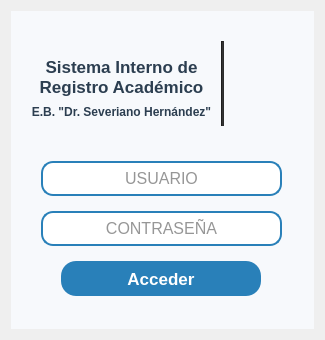
Above: resources/ui/login.ui from Proyecto-Uptjaa/Proyecto_SIRA before the change. Below: the same form after it.
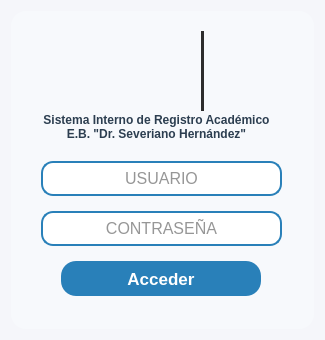
That is the form after the change. Icons and pictures are not drawn.

Commit message: feat: Nuevo logo

Diff of the .ui file:
```diff
--- a/resources/ui/login.ui
+++ b/resources/ui/login.ui
@@ -25,6 +25,10 @@
   <property name="windowTitle">
    <string>Dialog</string>
   </property>
+  <property name="styleSheet">
+   <string notr="true">background-color: #f5f6fa;
+border-radius: 15px;</string>
+  </property>
   <layout class="QVBoxLayout" name="verticalLayout">
    <item>
     <widget class="QWidget" name="widgetPrincipal" native="true">
@@ -39,15 +43,21 @@
     padding: 3px 8px;
     background-color: white;
 	color: #2d2d2d;
+}
+QLabel{
+	background-color: transparent;
 }</string>
      </property>
      <widget class="QLabel" name="lblTitulo_login">
+      <property name="enabled">
+       <bool>true</bool>
+      </property>
       <property name="geometry">
        <rect>
         <x>20</x>
-        <y>40</y>
-        <width>181</width>
-        <height>51</height>
+        <y>30</y>
+        <width>161</width>
+        <height>61</height>
        </rect>
       </property>
       <property name="minimumSize">
@@ -70,27 +80,31 @@
        </font>
       </property>
       <property name="styleSheet">
-       <string notr="true">QLabel {
-    color: #2c3e50; 
-}</string>
+       <string notr="true"/>
       </property>
       <property name="text">
-       <string>Sistema Interno de Registro Académico</string>
+       <string/>
+      </property>
+      <property name="pixmap">
+       <pixmap resource="../icons/resources_ui.qrc">:/logos/SIRA_logo_cut.png</pixmap>
+      </property>
+      <property name="scaledContents">
+       <bool>true</bool>
       </property>
       <property name="alignment">
        <set>Qt::AlignmentFlag::AlignCenter</set>
       </property>
       <property name="wordWrap">
-       <bool>true</bool>
+       <bool>false</bool>
       </property>
      </widget>
      <widget class="QLabel" name="lblLogo_login">
       <property name="geometry">
        <rect>
-        <x>220</x>
-        <y>30</y>
-        <width>75</width>
-        <height>85</height>
+        <x>200</x>
+        <y>20</y>
+        <width>71</width>
+        <height>80</height>
        </rect>
       </property>
       <property name="minimumSize">
@@ -264,10 +278,10 @@
      <widget class="Line" name="line_2">
       <property name="geometry">
        <rect>
-        <x>210</x>
-        <y>30</y>
+        <x>190</x>
+        <y>20</y>
         <width>3</width>
-        <height>85</height>
+        <height>80</height>
        </rect>
       </property>
       <property name="minimumSize">
@@ -292,10 +306,10 @@
      <widget class="QLabel" name="lblTitulo_login_2">
       <property name="geometry">
        <rect>
-        <x>10</x>
-        <y>90</y>
-        <width>201</width>
-        <height>21</height>
+        <x>20</x>
+        <y>95</y>
+        <width>251</width>
+        <height>41</height>
        </rect>
       </property>
       <property name="minimumSize">
@@ -323,7 +337,8 @@
 }</string>
       </property>
       <property name="text">
-       <string>E.B. &quot;Dr. Severiano Hernández&quot;</string>
+       <string>Sistema Interno de Registro Académico
+E.B. &quot;Dr. Severiano Hernández&quot;</string>
       </property>
       <property name="alignment">
        <set>Qt::AlignmentFlag::AlignCenter</set>
```
Left out of the diff: 1 changed line with no effect on the pictures. The commit also changes 1 other file.
